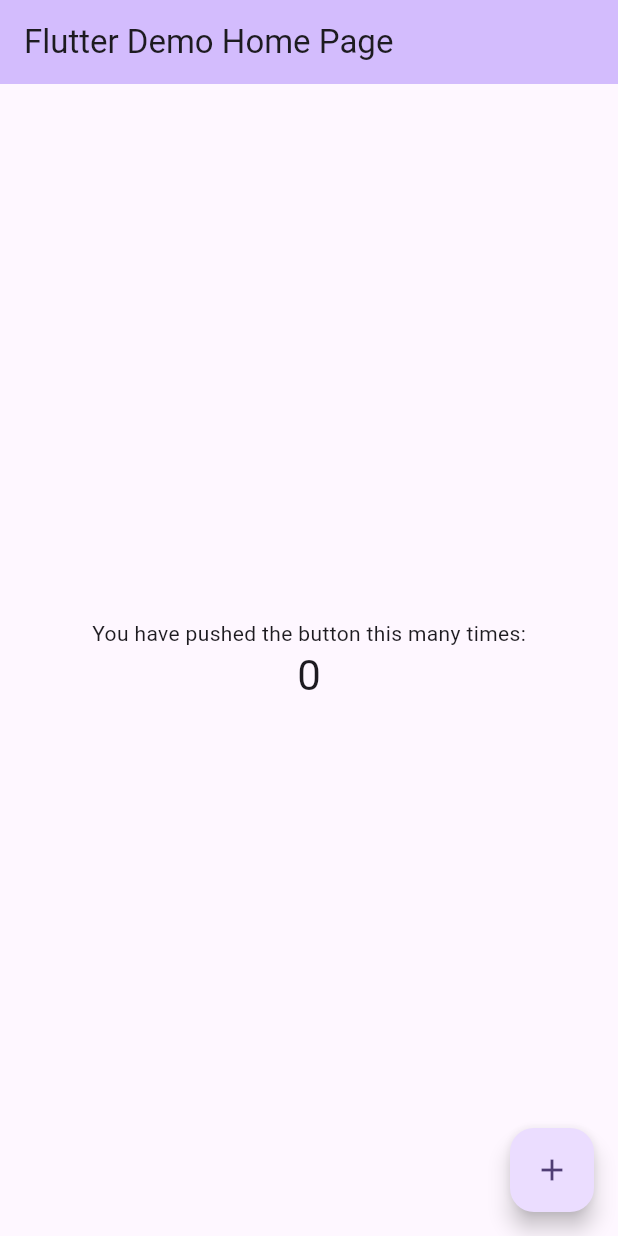
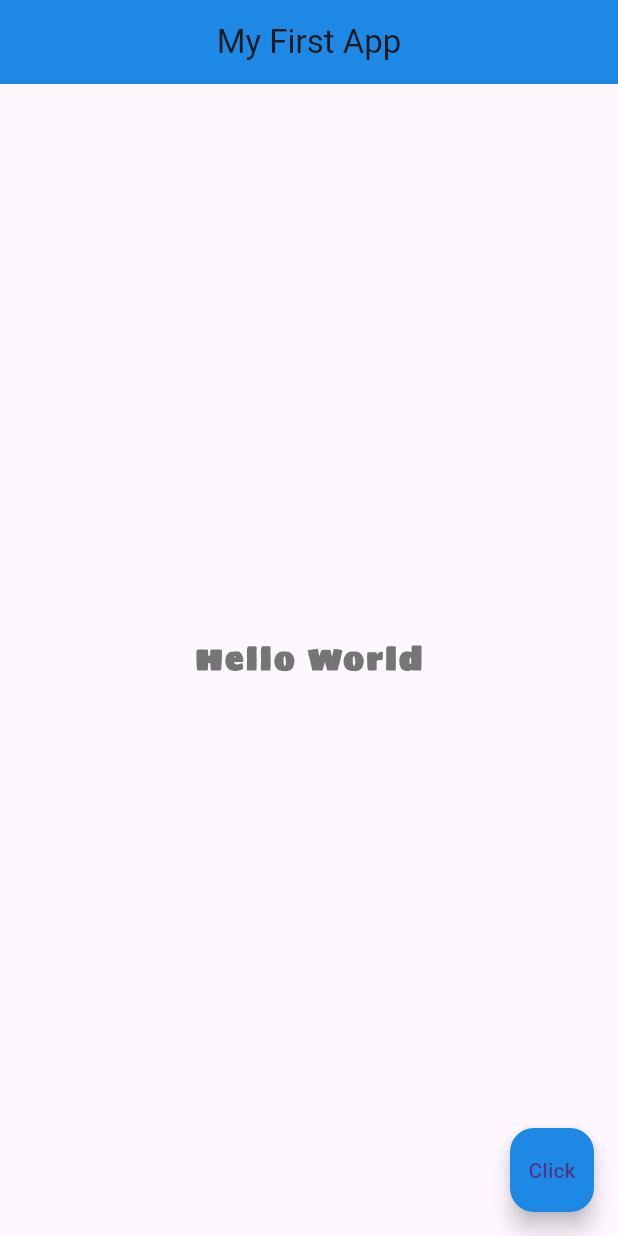
Before and after one commit to Y-elv/flutter_playground, a Flutter app: the screen it shows after launch, on a phone screen of 412 x 824 dp. Run offline on Flutter 3.47's test engine with Material 3 defaults, Android fonts, the phone set to English and light mode, and no system bars.

Commit message:
adding fonts and colors

```diff
--- a/lib/main.dart
+++ b/lib/main.dart
@@ -1,122 +1,29 @@
 import 'package:flutter/material.dart';
 
-void main() {
-  runApp(const MyApp());
-}
+void main() => runApp(MaterialApp(
+  home: Scaffold(
+    appBar: AppBar(
+      title: Text('My First App'),
+      centerTitle: true,
+      backgroundColor: Colors.blue[600],
+    ),
+    body: Center(
+      child: Text(
+          'Hello World',
+        style: TextStyle(
+          fontSize: 20.0,
+          fontWeight: FontWeight.bold,
+          letterSpacing: 2.0,
+          color: Colors.grey[600],
+          fontFamily: 'sigmar'
+        ),
 
-class MyApp extends StatelessWidget {
-  const MyApp({super.key});
-
-  // This widget is the root of your application.
-  @override
-  Widget build(BuildContext context) {
-    return MaterialApp(
-      title: 'Flutter Demo',
-      theme: ThemeData(
-        // This is the theme of your application.
-        //
-        // TRY THIS: Try running your application with "flutter run". You'll see
-        // the application has a purple toolbar. Then, without quitting the app,
-        // try changing the seedColor in the colorScheme below to Colors.green
-        // and then invoke "hot reload" (save your changes or press the "hot
-        // reload" button in a Flutter-supported IDE, or press "r" if you used
-        // the command line to start the app).
-        //
-        // Notice that the counter didn't reset back to zero; the application
-        // state is not lost during the reload. To reset the state, use hot
-        // restart instead.
-        //
-        // This works for code too, not just values: Most code changes can be
-        // tested with just a hot reload.
-        colorScheme: ColorScheme.fromSeed(seedColor: Colors.deepPurple),
       ),
-      home: const MyHomePage(title: 'Flutter Demo Home Page'),
-    );
-  }
-}
-
-class MyHomePage extends StatefulWidget {
-  const MyHomePage({super.key, required this.title});
-
-  // This widget is the home page of your application. It is stateful, meaning
-  // that it has a State object (defined below) that contains fields that affect
-  // how it looks.
-
-  // This class is the configuration for the state. It holds the values (in this
-  // case the title) provided by the parent (in this case the App widget) and
-  // used by the build method of the State. Fields in a Widget subclass are
-  // always marked "final".
-
-  final String title;
-
-  @override
-  State<MyHomePage> createState() => _MyHomePageState();
-}
-
-class _MyHomePageState extends State<MyHomePage> {
-  int _counter = 0;
-
-  void _incrementCounter() {
-    setState(() {
-      // This call to setState tells the Flutter framework that something has
-      // changed in this State, which causes it to rerun the build method below
-      // so that the display can reflect the updated values. If we changed
-      // _counter without calling setState(), then the build method would not be
-      // called again, and so nothing would appear to happen.
-      _counter++;
-    });
-  }
-
-  @override
-  Widget build(BuildContext context) {
-    // This method is rerun every time setState is called, for instance as done
-    // by the _incrementCounter method above.
-    //
-    // The Flutter framework has been optimized to make rerunning build methods
-    // fast, so that you can just rebuild anything that needs updating rather
-    // than having to individually change instances of widgets.
-    return Scaffold(
-      appBar: AppBar(
-        // TRY THIS: Try changing the color here to a specific color (to
-        // Colors.amber, perhaps?) and trigger a hot reload to see the AppBar
-        // change color while the other colors stay the same.
-        backgroundColor: Theme.of(context).colorScheme.inversePrimary,
-        // Here we take the value from the MyHomePage object that was created by
-        // the App.build method, and use it to set our appbar title.
-        title: Text(widget.title),
-      ),
-      body: Center(
-        // Center is a layout widget. It takes a single child and positions it
-        // in the middle of the parent.
-        child: Column(
-          // Column is also a layout widget. It takes a list of children and
-          // arranges them vertically. By default, it sizes itself to fit its
-          // children horizontally, and tries to be as tall as its parent.
-          //
-          // Column has various properties to control how it sizes itself and
-          // how it positions its children. Here we use mainAxisAlignment to
-          // center the children vertically; the main axis here is the vertical
-          // axis because Columns are vertical (the cross axis would be
-          // horizontal).
-          //
-          // TRY THIS: Invoke "debug painting" (choose the "Toggle Debug Paint"
-          // action in the IDE, or press "p" in the console), to see the
-          // wireframe for each widget.
-          mainAxisAlignment: MainAxisAlignment.center,
-          children: <Widget>[
-            const Text('You have pushed the button this many times:'),
-            Text(
-              '$_counter',
-              style: Theme.of(context).textTheme.headlineMedium,
-            ),
-          ],
-        ),
-      ),
-      floatingActionButton: FloatingActionButton(
-        onPressed: _incrementCounter,
-        tooltip: 'Increment',
-        child: const Icon(Icons.add),
-      ), // This trailing comma makes auto-formatting nicer for build methods.
-    );
-  }
-}
+    ),
+    floatingActionButton: FloatingActionButton(
+      onPressed: () {}, // Required, but does nothing
+      child: Text('Click'),
+      backgroundColor: Colors.blue[600]
+    ),
+  ),
+));
```
Also changed, not shown: pubspec.yaml (+6 -11 lines), fonts/Sigmar-Regular.ttf (added), 1 other file.
